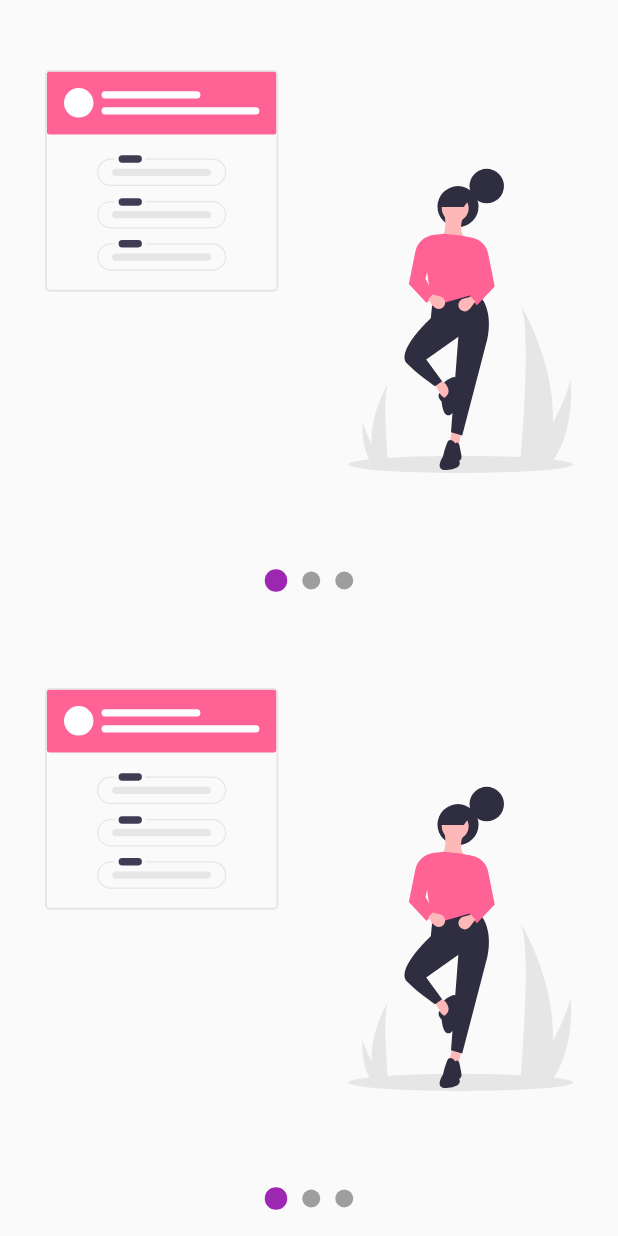
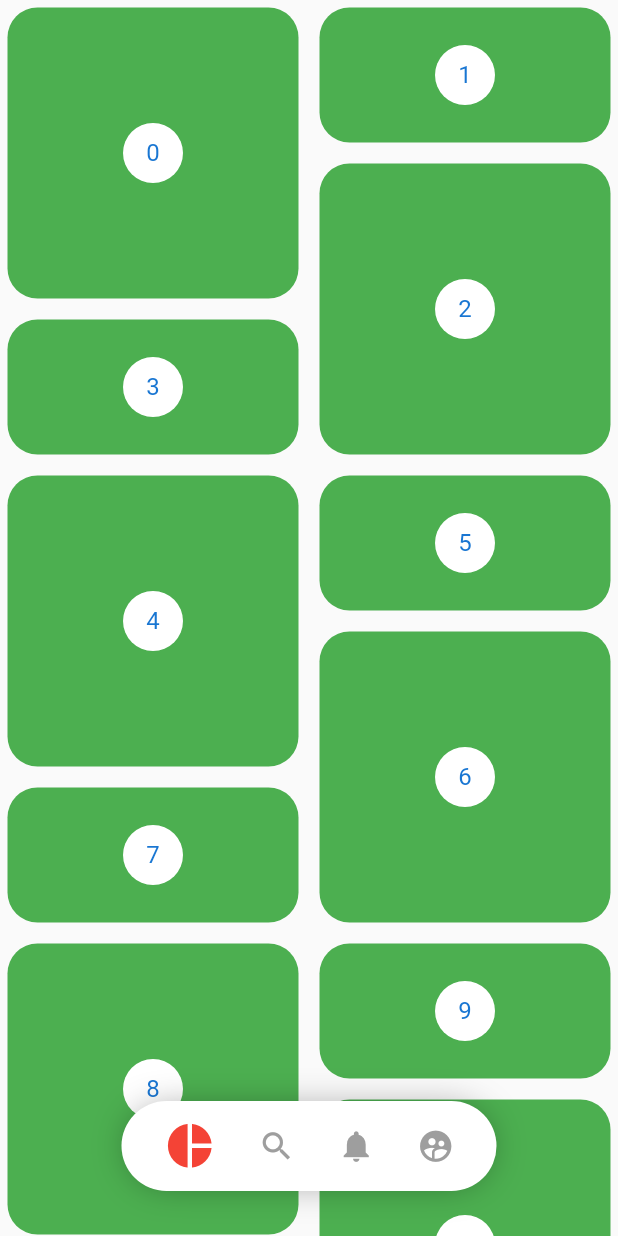
Before and after one commit to RicharC293/flutterSlider, a Flutter app: the screen it shows after launch, on a phone screen of 412 x 824 dp. Run offline on Flutter 3.47's test engine with Material 2 defaults, Android fonts, the phone set to English and light mode, and no system bars; our stand-ins replace flutter_svg.

Commit message:
Custom_Menu

```diff
--- a/lib/main.dart
+++ b/lib/main.dart
@@ -2,6 +2,7 @@ import 'package:animaciones/src/pages/animaciones_page.dart';
 import 'package:animaciones/src/labs/circular_progress_page.dart';
 import 'package:animaciones/src/pages/grafica_circulares_page.dart';
 import 'package:animaciones/src/labs/slideShow_page.dart';
+import 'package:animaciones/src/pages/pinterest_page.dart';
 import 'package:animaciones/src/pages/slideShow_page.dart';
 import 'package:animaciones/src/retos/clip_path.dart';
 import 'package:animaciones/src/retos/cuadrado_animado.dart';
@@ -15,7 +16,7 @@ class MyApp extends StatelessWidget {
     return MaterialApp(
       title: 'Material App',
       debugShowCheckedModeBanner: false,
-      home: SlideshowPage(),
+      home: PinterestPage(),
     );
   }
 }
--- /dev/null
+++ b/lib/src/models/menu_model.dart
@@ -0,0 +1,11 @@
+import 'package:flutter/material.dart';
+
+class MenuModel with ChangeNotifier {
+  bool _mostrar = true;
+
+  bool get mostrar => this._mostrar;
+  set mostrar(bool mostrar) {
+    this._mostrar = mostrar;
+    notifyListeners();
+  }
+}
--- /dev/null
+++ b/lib/src/pages/pinterest_page.dart
@@ -0,0 +1,152 @@
+import 'package:flutter/material.dart';
+import 'package:flutter_staggered_grid_view/flutter_staggered_grid_view.dart';
+import 'package:provider/provider.dart';
+import 'package:flutter/cupertino.dart';
+
+import 'package:animaciones/src/models/menu_model.dart';
+import 'package:animaciones/src/widgets/custom_menu.dart';
+
+class PinterestPage extends StatelessWidget {
+  @override
+  Widget build(BuildContext context) {
+    return ChangeNotifierProvider(
+      create: (BuildContext context) {
+        return new MenuModel();
+      },
+      child: Scaffold(
+        body: Stack(
+          children: <Widget>[
+            PinterestGrid(),
+            _PinterestMenu(),
+          ],
+        ),
+      ),
+    );
+  }
+}
+
+class _PinterestMenu extends StatelessWidget {
+  @override
+  Widget build(BuildContext context) {
+    final size = MediaQuery.of(context).size;
+    final mostrar = Provider.of<MenuModel>(context).mostrar;
+    return Positioned(
+      bottom: 30,
+      child: Container(
+        width: size.width,
+        child: Align(
+          child: CustomMenu(
+            items: <CustomButton>[
+              CustomButton(
+                icon: Icons.pie_chart,
+                onPressed: () {
+                  print('Pressed pie_chart');
+                },
+              ),
+              CustomButton(
+                icon: Icons.search,
+                onPressed: () {
+                  print('Pressed search');
+                },
+              ),
+              CustomButton(
+                icon: Icons.notifications,
+                onPressed: () {
+                  print('Pressed notifications');
+                },
+              ),
+              CustomButton(
+                icon: Icons.supervised_user_circle,
+                onPressed: () {
+                  print('Pressed supervised_user_circle');
+                },
+              ),
+            ],
+            mostrar: mostrar,
+            backgroundColor: Colors.white,
+            iconColor: Colors.grey,
+            activeIconColor: Colors.red,
+          ),
+        ),
+      ),
+    );
+  }
+}
+
+class PinterestGrid extends StatefulWidget {
+  @override
+  _PinterestGridState createState() => _PinterestGridState();
+}
+
+class _PinterestGridState extends State<PinterestGrid> {
+  //Número de Items
+  final List items = List.generate(200, (index) => index);
+
+  ScrollController scrollController = new ScrollController();
+  double scrollAnterior = 0;
+  @override
+  void initState() {
+    scrollController.addListener(() {
+      if (scrollController.offset <= 0) {
+        Provider.of<MenuModel>(context, listen: false).mostrar = true;
+      } else {
+        if (scrollController.offset > scrollAnterior) {
+          Provider.of<MenuModel>(context, listen: false).mostrar = false;
+        } else {
+          Provider.of<MenuModel>(context, listen: false).mostrar = true;
+        }
+      }
+
+      scrollAnterior = scrollController.offset;
+    });
+    super.initState();
+  }
+
+  @override
+  void dispose() {
+    scrollController.dispose();
+    super.dispose();
+  }
+
+  @override
+  Widget build(BuildContext context) {
+    return StaggeredGridView.countBuilder(
+      controller: scrollController,
+      physics: BouncingScrollPhysics(),
+      crossAxisCount: 4,
+      itemCount: items.length,
+      itemBuilder: (BuildContext context, int index) => _PinterestItem(
+        index: index,
+      ),
+      staggeredTileBuilder: (int index) =>
+          new StaggeredTile.count(2, index.isEven ? 2 : 1),
+      mainAxisSpacing: 4.0,
+      crossAxisSpacing: 4.0,
+    );
+  }
+}
+
+class _PinterestItem extends StatelessWidget {
+  final int index;
+  const _PinterestItem({
+    Key key,
+    this.index,
+  }) : super(key: key);
+
+  @override
+  Widget build(BuildContext context) {
+    return Container(
+      margin: EdgeInsets.all(5),
+      decoration: BoxDecoration(
+        color: Colors.green,
+        borderRadius: BorderRadius.circular(20),
+      ),
+      child: new Center(
+        child: new CircleAvatar(
+          backgroundColor: Colors.white,
+          child: new Text('$index'),
+        ),
+      ),
+    );
+  }
+}
--- /dev/null
+++ b/lib/src/widgets/custom_menu.dart
@@ -0,0 +1,165 @@
+import 'package:flutter/material.dart';
+import 'package:provider/provider.dart';
+
+class CustomButton {
+  final Function onPressed;
+  final IconData icon;
+
+  CustomButton({
+    @required this.onPressed,
+    @required this.icon,
+  });
+}
+
+class CustomMenu extends StatelessWidget {
+  final bool mostrar;
+  final Color iconColor;
+  final Color backgroundColor;
+  final Color activeIconColor;
+  final List<CustomButton> items;
+
+  CustomMenu({
+    Key key,
+    @required this.items,
+    this.mostrar = true,
+    this.iconColor = Colors.blueGrey,
+    this.backgroundColor = Colors.white,
+    this.activeIconColor = Colors.black,
+  });
+
+  @override
+  Widget build(BuildContext context) {
+    return ChangeNotifierProvider(
+      create: (BuildContext context) {
+        return new _MenuModel();
+      },
+      child: Builder(
+        builder: (BuildContext context) {
+          Provider.of<_MenuModel>(context).backgroundColor =
+              this.backgroundColor;
+          Provider.of<_MenuModel>(context).iconColor = this.iconColor;
+          Provider.of<_MenuModel>(context).activeIconColor =
+              this.activeIconColor;
+          return AnimatedOpacity(
+            duration: Duration(milliseconds: 500),
+            opacity: (mostrar) ? 1 : 0,
+            child: _MenuContainer(
+              child: _MenuItems(menuItems: items),
+            ),
+          );
+        },
+      ),
+    );
+  }
+}
+
+class _MenuContainer extends StatelessWidget {
+  final Widget child;
+  const _MenuContainer({
+    Key key,
+    @required this.child,
+  }) : super(key: key);
+
+  @override
+  Widget build(BuildContext context) {
+    final provider = Provider.of<_MenuModel>(context);
+    return Container(
+      width: 250,
+      height: 60,
+      decoration: BoxDecoration(
+        color: provider.backgroundColor,
+        borderRadius: BorderRadius.all(
+          Radius.circular(30),
+        ),
+        boxShadow: <BoxShadow>[
+          BoxShadow(
+            color: Colors.black38,
+            blurRadius: 20.0,
+            spreadRadius: -5,
+          )
+        ],
+      ),
+      child: child,
+    );
+  }
+}
+
+class _MenuItems extends StatelessWidget {
+  final List<CustomButton> menuItems;
+
+  const _MenuItems({Key key, this.menuItems}) : super(key: key);
+
+  @override
+  Widget build(BuildContext context) {
+    return Row(
+      mainAxisAlignment: MainAxisAlignment.spaceEvenly,
+      children: List.generate(
+        menuItems.length,
+        (index) => _MenuButton(
+          index: index,
+          item: menuItems[index],
+        ),
+      ),
+    );
+  }
+}
+
+class _MenuButton extends StatelessWidget {
+  final int index;
+  final CustomButton item;
+
+  const _MenuButton({Key key, this.index, this.item}) : super(key: key);
+
+  @override
+  Widget build(BuildContext context) {
+    //NOTA SI TE APARECE UN ERROR COLOCAR EL LISTEN DEL PROVIDER EN FALSO
+    final provider = Provider.of<_MenuModel>(context);
+
+    return GestureDetector(
+      onTap: () {
+        provider.itemSeleccionado = this.index;
+        item.onPressed();
+      },
+      behavior: HitTestBehavior.translucent,
+      child: Container(
+        child: Icon(item.icon,
+            size: (provider.itemSeleccionado == index) ? 35.0 : 25.0,
+            color: (provider.itemSeleccionado == index)
+                ? provider.activeIconColor
+                : provider.iconColor),
+      ),
+    );
+  }
+}
+
+class _MenuModel with ChangeNotifier {
+  int _itemSeleccionado = 0;
+  Color _iconColor = Colors.blueGrey;
+  Color _activeIconColor = Colors.black;
+  Color _backgroundColor = Colors.white;
+
+  int get itemSeleccionado => this._itemSeleccionado;
+
+  set itemSeleccionado(int index) {
+    this._itemSeleccionado = index;
+    notifyListeners();
+  }
+
+  Color get iconColor => this._iconColor;
+
+  set iconColor(Color color) {
+    this._iconColor = color;
+  }
+
+  Color get activeIconColor => this._activeIconColor;
+
+  set activeIconColor(Color color) {
+    this._activeIconColor = color;
+  }
+
+  Color get backgroundColor => this._backgroundColor;
+
+  set backgroundColor(Color color) {
+    this._backgroundColor = color;
+  }
+}
--- a/pubspec.yaml
+++ b/pubspec.yaml
@@ -30,6 +30,7 @@ dependencies:
   cupertino_icons: ^0.1.3
   flutter_svg: ^0.17.3+1
   provider: ^4.3.1
+  flutter_staggered_grid_view: ^0.3.2
 
 dev_dependencies:
   flutter_test:
```
Also changed, not shown: pubspec.lock.
